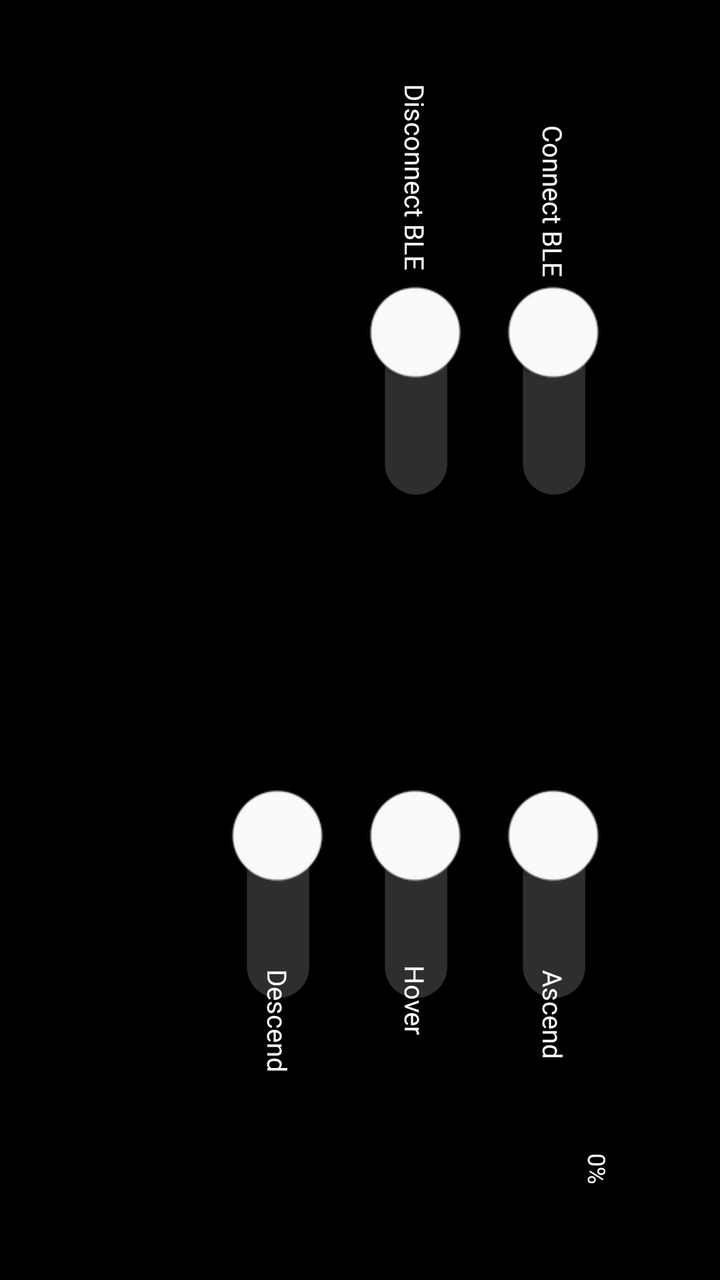
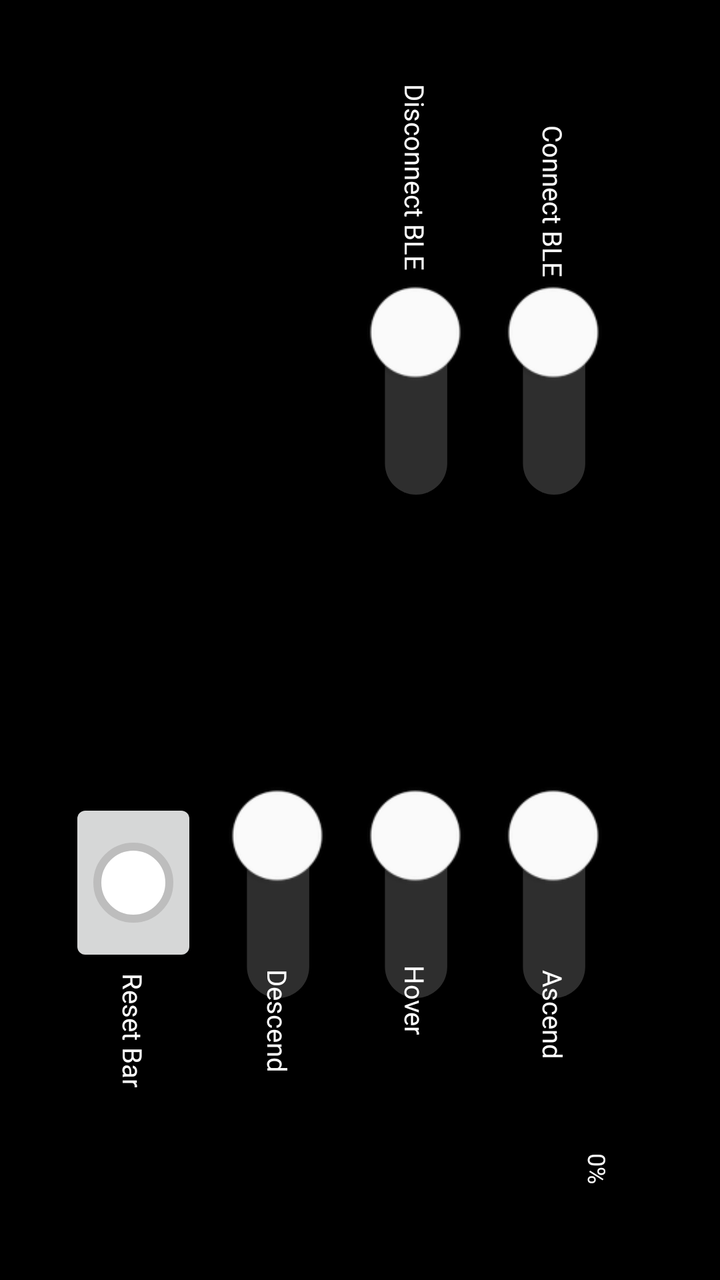

Compare the two renders of this Android layout. The source of the first and the diff that turns it into the second are given below.
<!-- AndroidManifest.xml: application theme Theme.JohannUniversalController -->
<!-- res/layout/main_layout.xml -->
<?xml version="1.0" encoding="utf-8"?>
<androidx.drawerlayout.widget.DrawerLayout xmlns:tools="http://schemas.android.com/tools"
    android:id="@+id/drawer_layout"
    android:layout_width="match_parent"
    android:layout_height="match_parent"
    xmlns:android="http://schemas.android.com/apk/res/android"
    android:fitsSystemWindows="true"
    android:background="@color/black"
    xmlns:app="http://schemas.android.com/apk/res-auto"
    >

    <androidx.constraintlayout.widget.ConstraintLayout
        android:layout_width="match_parent"
        android:layout_height="match_parent">

        <ImageView
            android:id="@+id/logo"
            android:layout_width="500px"
            android:layout_height="500px"
            android:rotation="90"
            android:src="@mipmap/ic_launcher"
            app:layout_constraintBottom_toBottomOf="parent"
            app:layout_constraintRight_toRightOf="parent"
            app:layout_constraintTop_toTopOf="parent">

        </ImageView>

        <Switch
            android:id="@+id/Ascend"
            android:layout_width="wrap_content"
            android:layout_height="wrap_content"
            android:layout_marginTop="31dp"
            android:gravity="center"
            android:rotation="90"
            android:thumbTint="#FFFFFF"
            android:thumbTintMode="multiply"
            android:trackTint="#B0B0B0"
            android:trackTintMode="src_in"
            android:scaleX="2.225"
            android:scaleY="2.225"
            android:textOff=""
            android:textOn=""
            app:layout_constraintLeft_toLeftOf="@id/logo"
            app:layout_constraintRight_toRightOf="@id/logo"
            app:layout_constraintTop_toBottomOf="@id/logo"
            app:showText="false"
            ></Switch>

        <Switch
            android:id="@+id/Hover"
            android:layout_width="wrap_content"
            android:layout_height="wrap_content"
            android:layout_marginTop="31dp"
            android:gravity="center"
            android:rotation="90"
            android:thumbTint="#FFFFFF"
            android:thumbTintMode="multiply"
            android:trackTint="#B0B0B0"
            android:trackTintMode="src_in"
            android:scaleX="2.225"
            android:scaleY="2.225"
            android:textOff=""
            android:textOn=""
            app:layout_constraintRight_toLeftOf="@id/Ascend"
            app:layout_constraintTop_toBottomOf="@id/logo"
            app:showText="false"
            android:layout_marginRight="15dp"
            ></Switch>

        <Switch
            android:id="@+id/Descend"
            android:layout_width="wrap_content"
            android:layout_height="wrap_content"
            android:layout_marginTop="31dp"
            android:gravity="center"
            android:rotation="90"
            android:thumbTint="#FFFFFF"
            android:thumbTintMode="multiply"
            android:trackTint="#B0B0B0"
            android:trackTintMode="src_in"
            android:scaleX="2.225"
            android:scaleY="2.225"
            android:textOff=""
            android:textOn=""
            app:layout_constraintRight_toLeftOf="@id/Hover"
            app:layout_constraintTop_toBottomOf="@id/logo"
            app:showText="false"
            android:layout_marginRight="15dp"
            >

        </Switch>

        <Switch
            android:id="@+id/ConnectBLE"
            android:layout_width="wrap_content"
            android:layout_height="wrap_content"
            android:layout_marginBottom="27dp"
            android:gravity="center"
            android:rotation="90"
            android:thumbTint="#FFFFFF"
            android:thumbTintMode="multiply"
            android:trackTint="#B0B0B0"
            android:trackTintMode="src_in"
            android:scaleX="2.225"
            android:scaleY="2.225"
            android:textOff=""
            android:textOn=""
            app:layout_constraintBottom_toTopOf="@id/logo"
            app:layout_constraintLeft_toLeftOf="@id/logo"
            app:layout_constraintRight_toRightOf="@id/logo"
            app:showText="false"
            ></Switch>

        <Switch
            android:id="@+id/RecVideo"
            android:layout_width="wrap_content"
            android:layout_height="wrap_content"
            android:layout_marginBottom="27dp"
            android:gravity="center"
            android:rotation="90"
            android:thumbTint="#FFFFFF"
            android:thumbTintMode="multiply"
            android:trackTint="#B0B0B0"
            android:trackTintMode="src_in"
            android:scaleX="2.225"
            android:scaleY="2.225"
            android:textOff=""
            android:textOn=""
            android:layout_marginRight="15dp"
            app:layout_constraintBottom_toTopOf="@id/logo"
            app:layout_constraintRight_toLeftOf="@id/ConnectBLE"
            app:showText="false"
            ></Switch>


        <SeekBar
            android:id="@+id/altitude"
            android:layout_width="900px"
            android:layout_height="wrap_content"
            android:layout_marginTop="155dp"
            android:progressDrawable="@drawable/custom_seekbar_track"
            android:scaleX="1"
            android:scaleY="1.2"
            android:splitTrack="false"

            android:thumb="@drawable/custom_seekbar_thumb"
            app:layout_constraintBottom_toBottomOf="parent"
            app:layout_constraintTop_toBottomOf="@id/Descend"
            android:layout_marginBottom="51dp">

        </SeekBar>

        <TextView
            android:layout_width="wrap_content"
            android:layout_height="wrap_content"
            android:layout_marginTop="37dp"
            android:fontFamily="@font/poppins_regular"
            android:rotation="90"
            android:text="Ascend"
            android:textColor="@color/white"
            android:textSize="40px"
            app:layout_constraintLeft_toLeftOf="@id/Ascend"
            app:layout_constraintRight_toRightOf="@id/Ascend"
            app:layout_constraintTop_toBottomOf="@id/Ascend"


            ></TextView>

        <TextView
            android:layout_width="wrap_content"
            android:layout_height="wrap_content"
            android:layout_marginTop="30dp"
            android:fontFamily="@font/poppins_regular"
            android:rotation="90"
            android:text="Hover"
            android:textColor="@color/white"
            android:textSize="40px"
            app:layout_constraintLeft_toLeftOf="@id/Hover"
            app:layout_constraintRight_toRightOf="@id/Hover"
            app:layout_constraintTop_toBottomOf="@id/Hover"


            ></TextView>

        <TextView
            android:layout_width="wrap_content"
            android:layout_height="wrap_content"
            android:layout_marginTop="40dp"
            android:fontFamily="@font/poppins_regular"
            android:rotation="90"
            android:text="Descend"
            android:textColor="@color/white"
            android:textSize="40px"
            app:layout_constraintLeft_toLeftOf="@id/Descend"
            app:layout_constraintRight_toRightOf="@id/Descend"
            app:layout_constraintTop_toBottomOf="@id/Descend"


            ></TextView>

        <TextView
            android:layout_width="wrap_content"
            android:layout_height="wrap_content"
            android:layout_marginBottom="73dp"
            android:fontFamily="@font/poppins_regular"
            android:rotation="90"
            android:text="Connect BLE"
            android:textColor="@color/white"
            android:textSize="40px"
            app:layout_constraintBottom_toTopOf="@id/ConnectBLE"
            app:layout_constraintLeft_toLeftOf="@id/ConnectBLE"
            app:layout_constraintRight_toRightOf="@id/ConnectBLE"


            ></TextView>

        <TextView
            android:layout_width="wrap_content"
            android:layout_height="wrap_content"
            android:layout_marginBottom="85dp"
            android:fontFamily="@font/poppins_regular"
            android:rotation="90"
            android:text="Disconnect BLE"
            android:textColor="@color/white"
            android:textSize="40px"
            app:layout_constraintBottom_toTopOf="@id/RecVideo"
            app:layout_constraintLeft_toLeftOf="@id/RecVideo"
            app:layout_constraintRight_toRightOf="@id/RecVideo"


            ></TextView>

        <TextView
            android:id="@+id/newtoast"
            android:layout_width="145dp"
            android:layout_height="wrap_content"
            android:fontFamily="@font/poppins_regular"
            android:rotation="90"
            android:textColor="@color/white"
            android:text="Bluetooth connected to Johann1.0"
            android:textSize="36px"
            android:textAlignment="center"
            android:alpha="0"
            app:layout_constraintLeft_toLeftOf="parent"
            app:layout_constraintTop_toTopOf="parent"
            app:layout_constraintBottom_toBottomOf="parent"

            ></TextView>

        <TextView
            android:layout_width="125px"
            android:layout_height="wrap_content"
            app:layout_constraintRight_toRightOf="@id/altitude"
            android:rotation="90"
            app:layout_constraintBottom_toBottomOf="@id/altitude"
            android:fontFamily="@font/poppins_regular"
            android:textColor="@color/white"
            android:text="0%"
            android:textSize="36px"
            android:layout_marginRight="-20dp"
            android:textAlignment="center"
            android:id="@+id/percentage">

        </TextView>




    </androidx.constraintlayout.widget.ConstraintLayout>


    </androidx.drawerlayout.widget.DrawerLayout>
<!-- resources referenced by this layout -->
<resources>
  <color name="black">#FF000000</color>
  <color name="white">#FFFFFFFF</color>
  <!-- drawable custom_seekbar_thumb (drawable) -->
  <?xml version="1.0" encoding="utf-8"?>
  <shape xmlns:android="http://schemas.android.com/apk/res/android"
      android:shape="oval"> <solid android:color="@color/seekbar_thumb_color" />
  
      <size
          android:width="20dp"
          android:height="20dp" />
  
      <stroke
          android:width="2dp"
          android:color="@color/seekbar_track_active" />
  </shape>
  <!-- drawable custom_seekbar_track (drawable) -->
  <?xml version="1.0" encoding="utf-8"?>
  <layer-list xmlns:android="http://schemas.android.com/apk/res/android">
  
      <item android:id="@android:id/background">
          <shape>
              <corners android:radius="10000dp" />
              <solid android:color="@color/seekbar_track_inactive" />
              <size android:height="6dp"
                  android:width="10dp"/>
          </shape>
      </item>
  
      <item android:id="@android:id/progress">
          <clip>
              <shape>
                  <corners android:radius="10dp" />
                  <solid android:color="@color/seekbar_track_active" />
              </shape>
          </clip>
      </item>
  
      <item android:left="75dp" android:gravity="center_vertical|left">
          <shape>
              <solid android:color="#121212" /> <size android:width="2dp" android:height="6dp" /> </shape>
      </item>
  
      <item android:left="150dp" android:gravity="center_vertical|left">
          <shape>
              <solid android:color="#121212" />
              <size android:width="2dp" android:height="6dp" />
          </shape>
      </item>
  
      <item android:left="225dp" android:gravity="center_vertical|left">
          <shape>
              <solid android:color="#121212" />
              <size android:width="2dp" android:height="6dp" />
          </shape>
      </item>
  
  </layer-list>
  <!-- mipmap ic_launcher (mipmap-anydpi-v26) -->
  <?xml version="1.0" encoding="utf-8"?>
  <adaptive-icon xmlns:android="http://schemas.android.com/apk/res/android">
      <background android:drawable="@drawable/ic_launcher_background"/>
      <foreground android:drawable="@mipmap/ic_launcher_foreground"/>
  </adaptive-icon>
  <style name="Theme.JohannUniversalController" parent="android:Theme.Material.Light.NoActionBar" />
  <color name="seekbar_thumb_color">#FFFFFF</color>
  <color name="seekbar_track_active">#BDBDBD</color>
  <color name="seekbar_track_inactive">#424242</color>
  <!-- drawable ic_launcher_background: vector/xml drawable (drawable, 4866 chars, omitted) -->
</resources>

<!-- the commit's change to res/layout/main_layout.xml (unified diff, before → after) -->
@@ -150,6 +150,19 @@
 
         </SeekBar>
 
+        <ImageButton
+            android:layout_width="wrap_content"
+            android:layout_height="wrap_content"
+            android:src="@drawable/custom_seekbar_thumb"
+            android:rotation="90"
+            android:scaleY="2"
+            android:id="@+id/ResetSeek"
+            android:scaleX="2"
+            android:layout_marginRight="23dp"
+            app:layout_constraintBottom_toBottomOf="@id/Descend"
+            app:layout_constraintRight_toLeftOf="@id/Descend">
+
+        </ImageButton>
         <TextView
             android:layout_width="wrap_content"
             android:layout_height="wrap_content"
@@ -194,6 +207,22 @@
             app:layout_constraintLeft_toLeftOf="@id/Descend"
             app:layout_constraintRight_toRightOf="@id/Descend"
             app:layout_constraintTop_toBottomOf="@id/Descend"
+
+
+            ></TextView>
+
+        <TextView
+            android:layout_width="wrap_content"
+            android:layout_height="wrap_content"
+            android:layout_marginTop="45dp"
+            android:fontFamily="@font/poppins_regular"
+            android:rotation="90"
+            android:text="Reset Bar"
+            android:textColor="@color/white"
+            android:textSize="40px"
+            app:layout_constraintLeft_toLeftOf="@id/ResetSeek"
+            app:layout_constraintRight_toRightOf="@id/ResetSeek"
+            app:layout_constraintTop_toBottomOf="@id/ResetSeek"
 
 
             ></TextView>
@@ -266,6 +295,7 @@
 
 
 
+
     </androidx.constraintlayout.widget.ConstraintLayout>
 
 
